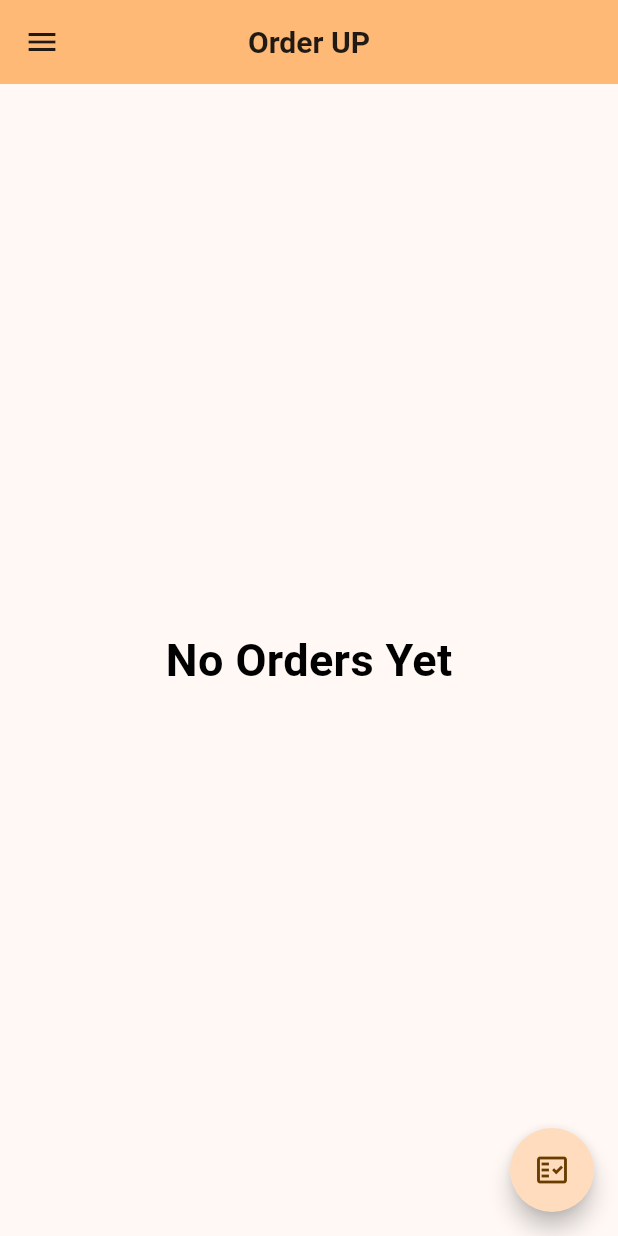
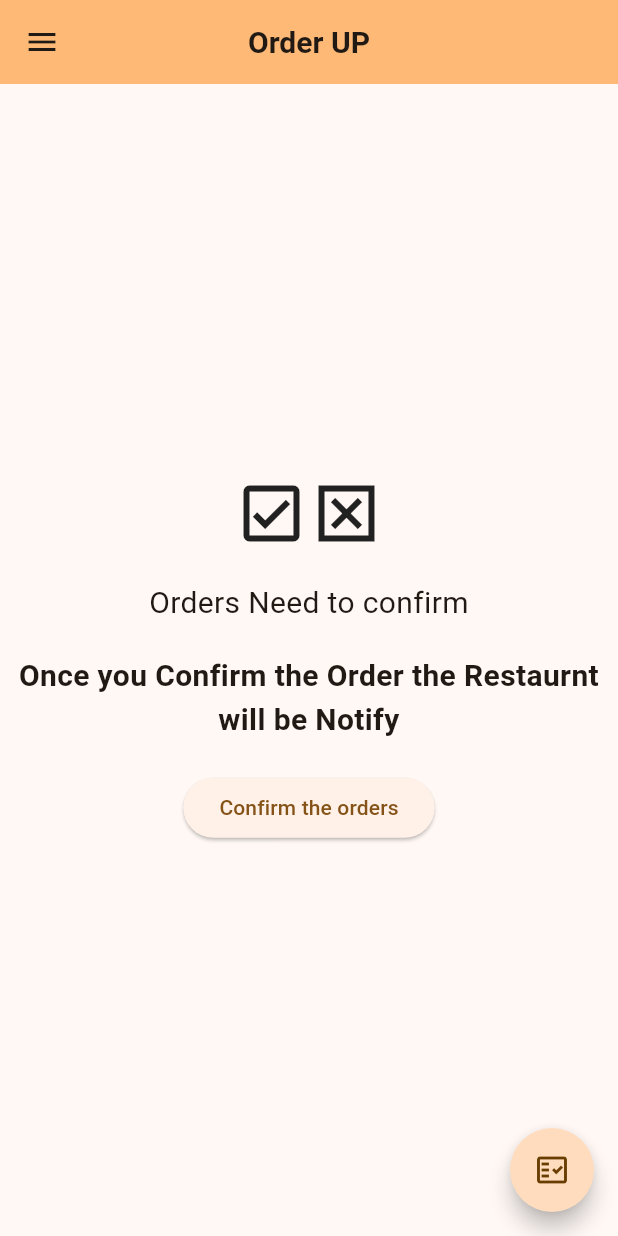
Before and after one commit to fatGubari/order_up, a Flutter app: the SupplierHomepage screen opened by its route, on a phone screen of 412 x 824 dp. Run offline on Flutter 3.47's test engine with Material 3 defaults, Android fonts, the phone set to English and light mode, and no system bars; our stand-ins replace geolocator, google_maps_flutter, image_picker, shared_preferences; accounts and stored records are empty.

Commit message:
fix the supplier home page problem

```diff
--- a/lib/main.dart
+++ b/lib/main.dart
@@ -16,6 +16,7 @@ import 'package:order_up/widgets/orders_component/order_progres.dart';
 import 'package:order_up/widgets/profile_component/profile_screen.dart';
 import 'package:order_up/widgets/sales_component/sales_screen.dart';
 import 'package:order_up/widgets/supplier_home_componenet/all_orders.dart';
+import 'package:order_up/widgets/supplier_home_componenet/inprogress_orders.dart';
 import 'package:order_up/widgets/supplier_home_componenet/supplier_homepage.dart';
 import 'package:order_up/widgets/supplier_lists_component/suppliers_screens.dart';
 import 'package:order_up/widgets/product_component/product_details.dart';
@@ -33,16 +34,6 @@ class MyApp extends StatelessWidget {
           ChangeNotifierProvider(
             create: (context) => Auth(),
           ),
-          ChangeNotifierProxyProvider<Auth, Orders>(
-            create: (context) => Orders('', '', [], '', ''),
-            update: (context, auth, previousOrders) => Orders(
-              auth.token ?? '',
-              auth.userId,
-              previousOrders == null ? [] : previousOrders.orders,
-              auth.userName ?? '',
-              auth.userType ?? '',
-            ),
-          ),
           ChangeNotifierProvider(
             create: (context) => Cart(),
           ),
@@ -52,6 +43,16 @@ class MyApp extends StatelessWidget {
               auth.token ?? '',
               auth.userId,
               previousProducts == null ? [] : previousProducts.products,
+            ),
+          ),
+          ChangeNotifierProxyProvider<Auth, Orders>(
+            create: (context) => Orders('', '', '', '', []),
+            update: (context, auth, previousOrders) => Orders(
+              auth.token ?? '',
+              auth.userId,
+              auth.userName ?? '',
+              auth.userType ?? '',
+              previousOrders == null ? [] : previousOrders.orders,
             ),
           ),
           ChangeNotifierProvider(
@@ -96,6 +97,7 @@ class MyApp extends StatelessWidget {
               AddEditProduct.routeName: (context) => AddEditProduct(),
               SalesScreen.routeName: (context) => SalesScreen(),
               AllOrders.routeName: (context) => AllOrders(),
+              InprogressOrders.routeName: (context) => InprogressOrders(),
             },
             onUnknownRoute: (settings) =>
                 MaterialPageRoute(builder: (context) => LoginScreen()),
--- a/lib/providers/auth.dart
+++ b/lib/providers/auth.dart
@@ -153,6 +153,7 @@ class Auth with ChangeNotifier {
               rate: suppData.value['rate'].toString(),
             );
             _userName = profileData?.name;
+            print(_userName);
             await _authenticate(email, password, 'signInWithPassword');
             notifyListeners();
             return;
--- a/lib/providers/order.dart
+++ b/lib/providers/order.dart
@@ -32,10 +32,20 @@ class Orders with ChangeNotifier {
   final String userType;
 
   Orders(
-      this.authToken, this.userId, this._orders, this.userName, this.userType);
+      this.authToken, this.userId, this.userName, this.userType, this._orders);
 
   List<OrdersItem> get orders {
     return [..._orders];
+  }
+
+  List<OrdersItem> get inProgressOrders {
+    return _orders.where((order) => order.status == 'In Progress').toList();
+  }
+
+  @override
+  void dispose() {
+    debugPrint('Orders provider disposed');
+    super.dispose();
   }
 
   Future fetchAndSetOrders() async {
@@ -119,8 +129,8 @@ class Orders with ChangeNotifier {
     notifyListeners();
   }
 
-  Future addOrder(
-      List<CartItem> cartProducts, double total, String resturan, String restaurantId) async {
+  Future addOrder(List<CartItem> cartProducts, double total, String resturan,
+      String restaurantId) async {
     final url =
         'https://order-up-e0a41-default-rtdb.firebaseio.com/orders/$userId.json?auth=$authToken';
     final timeStamp = DateTime.now();
@@ -214,9 +224,34 @@ class Orders with ChangeNotifier {
         _orders.every((order) => order.status == 'Completed');
   }
 
-  void cancelOrder(String orderId) {
-    _orders.removeWhere((order) => order.id == orderId);
-    notifyListeners();
+  Future cancelOrder(String orderId) async {
+    OrdersItem? targetOrder;
+    String? restaurantId;
+
+    for (var order in _orders) {
+      if (order.id == orderId) {
+        targetOrder = order;
+        restaurantId = order.resturantId;
+        break;
+      }
+    }
+
+    if (targetOrder != null && restaurantId != null) {
+      final url =
+          'https://order-up-e0a41-default-rtdb.firebaseio.com/orders/$restaurantId/$orderId.json?auth=$authToken';
+      try {
+        final response = await http.delete(
+          Uri.parse(url),
+        );
+        if (response.statusCode >= 400) {
+          throw HttpException('Could not delete order.');
+        }
+        _orders.remove(targetOrder);
+        notifyListeners();
+      } catch (error) {
+        rethrow;
+      }
+    }
   }
 
   List<OrdersItem> get confirmedOrders {
--- a/lib/widgets/supplier_home_componenet/supplier_homepage.dart
+++ b/lib/widgets/supplier_home_componenet/supplier_homepage.dart
@@ -1,9 +1,12 @@
 import 'package:flutter/material.dart';
 import 'package:order_up/items/side_bar_supplier.dart';
 import 'package:order_up/providers/order.dart';
+// import 'package:order_up/providers/order.dart';
 import 'package:order_up/widgets/supplier_home_componenet/all_orders.dart';
-import 'package:order_up/widgets/supplier_home_componenet/order_card_supplier.dart';
+import 'package:order_up/widgets/supplier_home_componenet/inprogress_orders.dart';
 import 'package:provider/provider.dart';
+// import 'package:order_up/widgets/supplier_home_componenet/order_card_supplier.dart';
+// import 'package:provider/provider.dart';
 
 class SupplierHomepage extends StatefulWidget {
   const SupplierHomepage({super.key});
@@ -14,24 +17,12 @@ class SupplierHomepage extends StatefulWidget {
 }
 
 class _SupplierHomepageState extends State<SupplierHomepage> {
-  late Future _ordersFuture;
-
-  Future _obtainOrdersFuture() {
-    return Provider.of<Orders>(context, listen: false).fetchAndSetOrders();
-  }
-
-  @override
-  void initState() {
-    _ordersFuture = _obtainOrdersFuture();
-    super.initState();
-  }
-
   @override
   Widget build(BuildContext context) {
     final ordersData = Provider.of<Orders>(context);
-    final orders = ordersData.orders
-        .where((order) => order.status == 'In Progress')
-        .toList();
+    // final orders = ordersData.orders
+    //     .where((order) => order.status == 'In Progress')
+    //     .toList();
     return Scaffold(
       drawer: SideBarSupplier(),
       appBar: AppBar(
@@ -40,35 +31,52 @@ class _SupplierHomepageState extends State<SupplierHomepage> {
         title: Text("Order UP",
             style: TextStyle(fontWeight: FontWeight.bold, fontSize: 20)),
       ),
-      body: ordersData.orders.isEmpty || ordersData.areAllOrdersCompleted()
-          ? Center(
-              child: Text('No Orders Yet',
-                  style: TextStyle(
-                      fontSize: 30,
-                      fontWeight: FontWeight.bold,
-                      color: Colors.black)))
-          : FutureBuilder(
-              future: _ordersFuture,
-              builder: (context, snapshot) {
-                if (snapshot.connectionState == ConnectionState.waiting) {
-                  return Center(
-                    child: CircularProgressIndicator(),
-                  );
-                } else {
-                  if (snapshot.error != null) {
-                    return Center(
-                      child: Text(snapshot.error.toString()),
-                    );
-                  } else {
-                    return Consumer<Orders>(
-                        builder: (ctx, orderData, child) => ListView.builder(
-                              itemCount: orders.length,
-                              itemBuilder: (ctx, i) =>
-                                  OrderCardSupplier(order: orders[i], index: i),
-                            ));
-                  }
-                }
-              }),
+      body: Column(
+        mainAxisAlignment: MainAxisAlignment.center,
+        children: [
+          Row(
+            mainAxisAlignment: MainAxisAlignment.center,
+            children: const [
+              Icon(
+                Icons.check_box_outlined,
+                size: 50,
+              ),
+              Icon(
+                Icons.disabled_by_default_outlined,
+                size: 50,
+              ),
+            ],
+          ),
+          SizedBox(
+            height: 20,
+          ),
+          Text(
+            'Orders Need to confirm',
+            style: TextStyle(
+              fontSize: 20,
+            ),
+            textAlign: TextAlign.center,
+          ),
+          SizedBox(
+            height: 20,
+          ),
+          Text(
+            'Once you Confirm the Order the Restaurnt will be Notify',
+            style: TextStyle(
+              fontSize: 20,
+              fontWeight: FontWeight.bold
+            ),
+            textAlign: TextAlign.center,
+          ),
+          SizedBox(
+            height: 20,
+          ),
+          ElevatedButton(
+              onPressed: () =>
+                  Navigator.of(context).pushNamed(InprogressOrders.routeName),
+              child: Text('Confirm the orders'))
+        ],
+      ),
       floatingActionButton: FloatingActionButton(
         onPressed: () => Navigator.of(context).pushNamed(AllOrders.routeName),
         tooltip: 'Checked Orders',
--- a/pubspec.yaml
+++ b/pubspec.yaml
@@ -47,8 +47,9 @@ dependencies:
   url_launcher: ^6.3.0
   shared_preferences: ^2.2.3
   uuid: ^4.4.2
-  path: ^1.9.0
-  path_provider: ^2.1.3
+  geolocator: ^12.0.0
+  # path: ^1.9.0
+  # path_provider: ^2.1.3
 
 dev_dependencies:
   flutter_test:
```
Also changed, not shown: lib/widgets/profile_component/change_image.dart (+5 -5 lines), lib/widgets/profile_component/change_location.dart (+68 -9 lines), lib/widgets/sales_component/sales_screen.dart (+10 -8 lines), lib/widgets/supplier_home_componenet/inprogress_orders.dart (added, +74 -0 lines), pubspec.lock, 4 other files.
